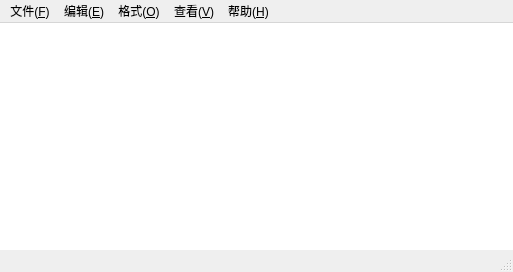
Above: mainwindow.ui from iwxyi/Qt-notepad before the change. Below: the same form after it.
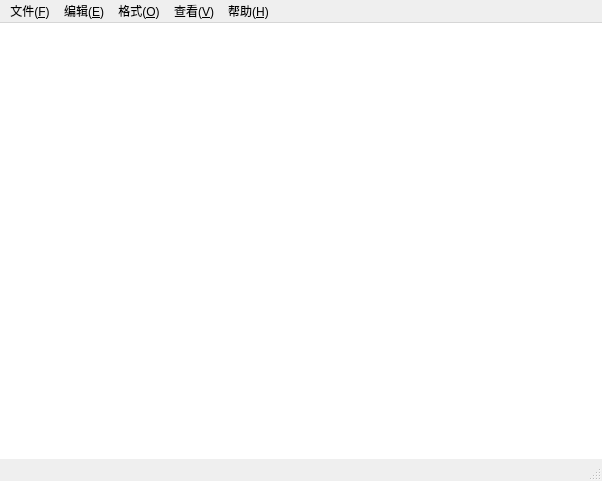
That is the form after the change.

Commit message: 保存窗口位置、菜单各状态下enable、打开新窗口的菜单标题后面添加...

Patch:
```diff
--- a/mainwindow.ui
+++ b/mainwindow.ui
@@ -6,8 +6,8 @@
    <rect>
     <x>0</x>
     <y>0</y>
-    <width>513</width>
-    <height>272</height>
+    <width>602</width>
+    <height>481</height>
    </rect>
   </property>
   <property name="windowTitle">
@@ -47,7 +47,7 @@
     <rect>
      <x>0</x>
      <y>0</y>
-     <width>513</width>
+     <width>602</width>
      <height>21</height>
     </rect>
    </property>
```
Left out of the diff: 12 changed lines with no effect on the pictures. The commit also changes 3 other files.
